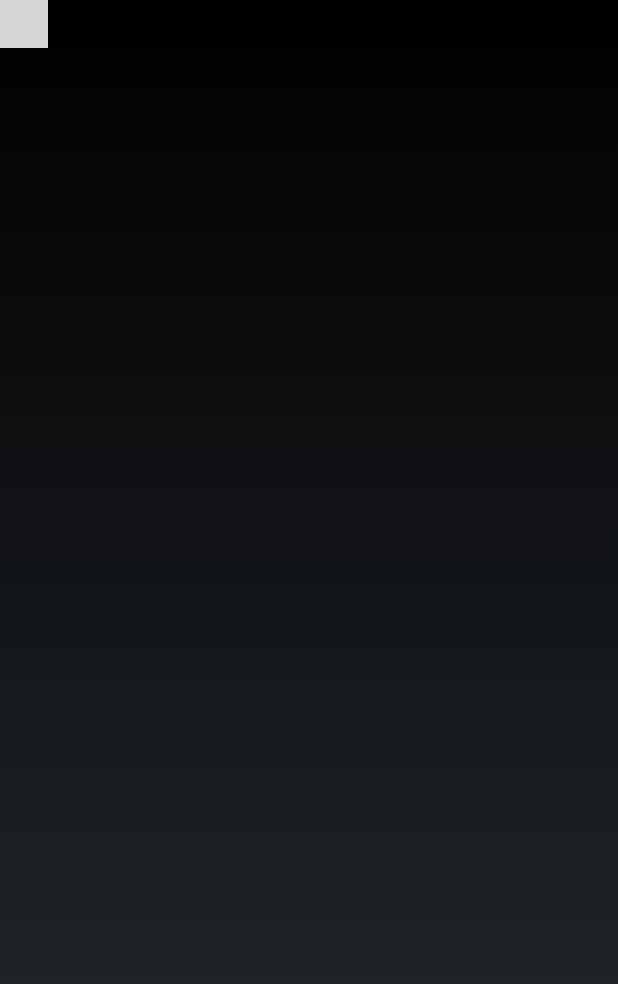
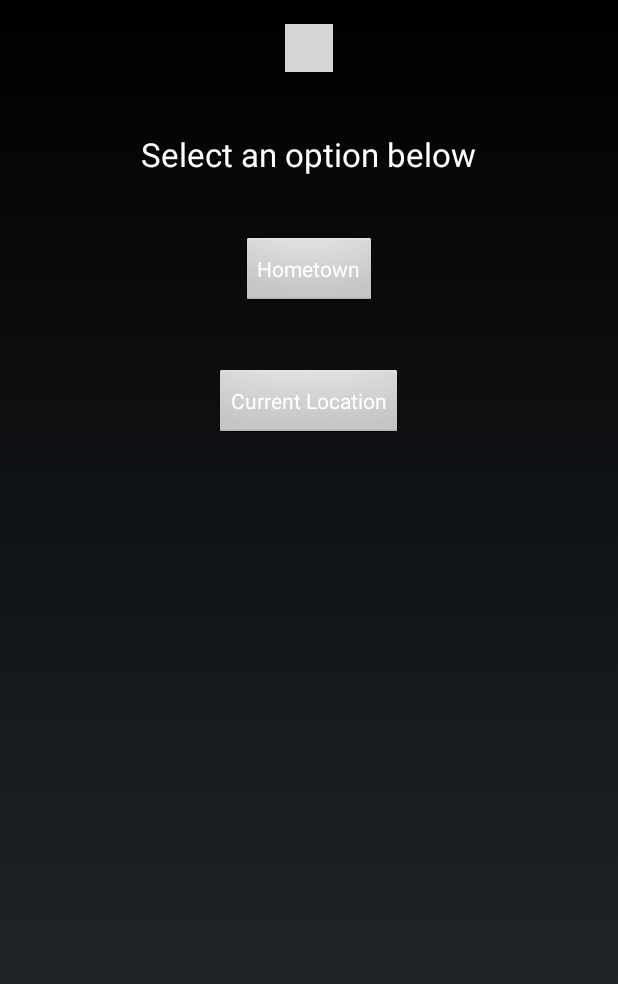
Before and after one commit to maxmousee/SocialMap, an Android app: the screen it shows after launch (SelectionActivity), on a phone screen of 412 x 824 dp. Shown: the top 984 px of the screen. Run offline under Robolectric (Android 15) with nearby library versions, the phone set to English and light mode, and no system bars; libraries missing offline, so code that uses them is left out: com.facebook.login; 6 statements that could not run were skipped; grey boxes are pictures that could not be loaded.

Commit message:
Removed layout unnecessary bullshit

```diff
--- a/Android/MapIt/mapIt/src/main/java/com/nfsindustries/mapit/SelectionActivity.java
+++ b/Android/MapIt/mapIt/src/main/java/com/nfsindustries/mapit/SelectionActivity.java
@@ -35,9 +35,6 @@ public class SelectionActivity extends Activity {
 		currentLocBtn = (Button)findViewById(R.id.currentLocationButton);
 		hometownBtn = (Button)findViewById(R.id.homeTownButton);
 		fbInfoTV = (TextView)findViewById(R.id.textView1);
-
-
-		setContentView(R.layout.fb_login_fragment_activity);
 
 		FacebookSdk.sdkInitialize(this.getApplicationContext());
 
--- a/Android/MapIt/mapIt/src/main/res/layout/fb_login_fragment_activity.xml
+++ /dev/null
@@ -1,15 +0,0 @@
-<?xml version="1.0" encoding="utf-8"?>
-
-<LinearLayout xmlns:android="http://schemas.android.com/apk/res/android"
-              android:layout_width="fill_parent"
-              android:layout_height="fill_parent">
-
-
-
-    <com.facebook.login.widget.LoginButton
-        android:id="@+id/fb_login_button"
-        android:layout_width="wrap_content"
-        android:layout_height="wrap_content"
-        android:layout_gravity="center_horizontal" />
-
-</LinearLayout>
```
